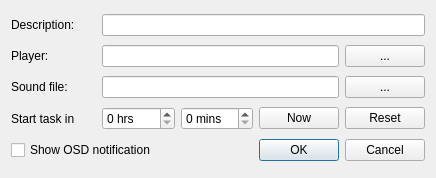
Before: the Qt Designer form src/timerdialog.ui in loimu/zeit, drawn with Qt 5.
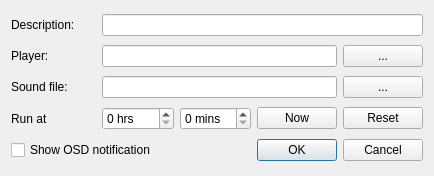
After: the same form once the commit is applied.

Commit message: CTTask: no more dependent on KIconLoader; AlarmDialog, TimerDialog: minor improvements

```diff
--- a/src/timerdialog.ui
+++ b/src/timerdialog.ui
@@ -6,8 +6,8 @@
    <rect>
     <x>0</x>
     <y>0</y>
-    <width>436</width>
-    <height>178</height>
+    <width>434</width>
+    <height>176</height>
    </rect>
   </property>
   <property name="windowTitle">
@@ -105,7 +105,7 @@
         </size>
        </property>
        <property name="text">
-        <string>Start task in</string>
+        <string>Run at</string>
        </property>
       </widget>
      </item>
```
The commit also changes 5 other files.
